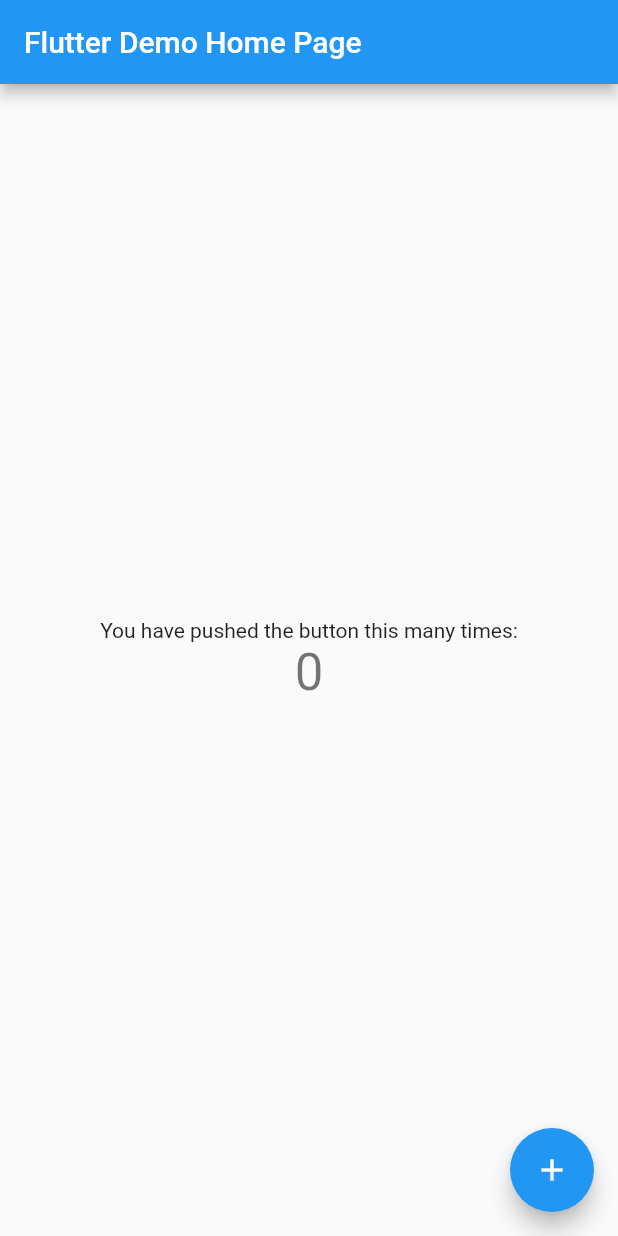
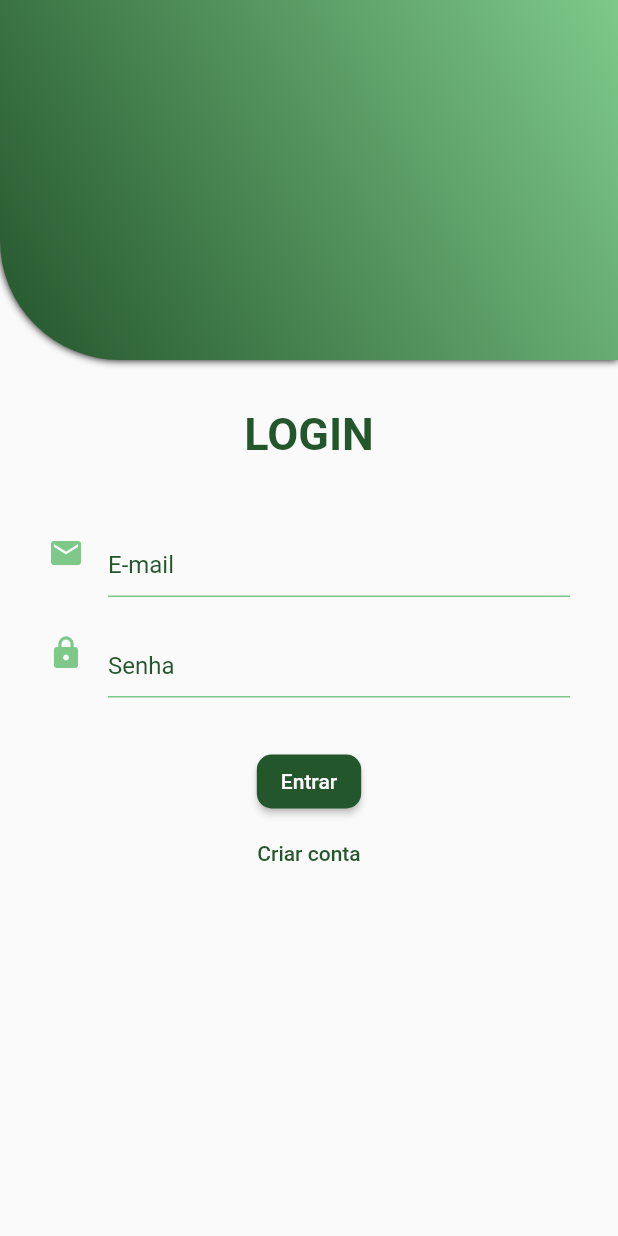
Before and after one commit to GabrielBueno22/Crud, a Flutter app: the screen it shows after launch, on a phone screen of 412 x 824 dp. Run offline on Flutter 3.47's test engine with Material 2 defaults, Android fonts, the phone set to English and light mode, and no system bars; our stand-ins replace flutter_slidable.

Commit message:
feat: Screens created

```diff
--- /dev/null
+++ b/lib/features/authentication/authentication.dart
@@ -0,0 +1,6 @@
+import '../../models/authentication_data.dart';
+import '../../models/authentication_result.dart';
+
+abstract class Authentication {
+  Future<AuthenticationResult> auth({required AuthenticationData data});
+}
--- a/lib/main.dart
+++ b/lib/main.dart
@@ -1,3 +1,4 @@
+import 'package:crud_app/ui/login/login_screen.dart';
 import 'package:flutter/material.dart';
 
 void main() {
@@ -10,106 +11,48 @@ class MyApp extends StatelessWidget {
   // This widget is the root of your application.
   @override
   Widget build(BuildContext context) {
+    const primaryColor = Color.fromRGBO(66, 158, 82, 1);
+    const primaryColorDark = Color.fromRGBO(36, 86, 44, 1);
+    const primaryColorLight = Color.fromRGBO(126, 201, 138, 1);
     return MaterialApp(
-      title: 'Flutter Demo',
+      title: 'CRUD TEST',
       theme: ThemeData(
-        // This is the theme of your application.
-        //
-        // Try running your application with "flutter run". You'll see the
-        // application has a blue toolbar. Then, without quitting the app, try
-        // changing the primarySwatch below to Colors.green and then invoke
-        // "hot reload" (press "r" in the console where you ran "flutter run",
-        // or simply save your changes to "hot reload" in a Flutter IDE).
-        // Notice that the counter didn't reset back to zero; the application
-        // is not restarted.
-        primarySwatch: Colors.blue,
+        primaryColor: primaryColor,
+        primaryColorDark: primaryColorDark,
+        primaryColorLight: primaryColorLight,
+        appBarTheme: const AppBarTheme(
+          color: primaryColor,
+          foregroundColor: primaryColorDark,
+          shadowColor: primaryColorDark,
+        ),
+        tabBarTheme: const TabBarTheme(
+            unselectedLabelColor: primaryColorLight, labelColor: Colors.white),
+        indicatorColor: primaryColorDark,
+        elevatedButtonTheme: ElevatedButtonThemeData(
+            style: ElevatedButton.styleFrom(
+                backgroundColor: primaryColorDark,
+                shape: RoundedRectangleBorder(
+                  borderRadius: BorderRadius.circular(10),
+                ))),
+        inputDecorationTheme: const InputDecorationTheme(
+            iconColor: primaryColorLight,
+            labelStyle: TextStyle(color: primaryColorDark),
+            enabledBorder: UnderlineInputBorder(
+                borderSide: BorderSide(color: primaryColorLight)),
+            focusedBorder: UnderlineInputBorder(
+                borderSide: BorderSide(color: primaryColor)),
+            alignLabelWithHint: true),
+        textTheme: const TextTheme(
+            labelLarge: TextStyle(color: primaryColorDark),
+            displayLarge: TextStyle(
+                fontSize: 30,
+                fontWeight: FontWeight.bold,
+                color: primaryColorDark)),
+        colorScheme: ColorScheme.fromSwatch()
+            .copyWith(secondary: primaryColor)
+            .copyWith(background: Colors.white),
       ),
-      home: const MyHomePage(title: 'Flutter Demo Home Page'),
+      home: const LoginScreen(),
     );
   }
 }
-
-class MyHomePage extends StatefulWidget {
-  const MyHomePage({super.key, required this.title});
-
-  // This widget is the home page of your application. It is stateful, meaning
-  // that it has a State object (defined below) that contains fields that affect
-  // how it looks.
-
-  // This class is the configuration for the state. It holds the values (in this
-  // case the title) provided by the parent (in this case the App widget) and
-  // used by the build method of the State. Fields in a Widget subclass are
-  // always marked "final".
-
-  final String title;
-
-  @override
-  State<MyHomePage> createState() => _MyHomePageState();
-}
-
-class _MyHomePageState extends State<MyHomePage> {
-  int _counter = 0;
-
-  void _incrementCounter() {
-    setState(() {
-      // This call to setState tells the Flutter framework that something has
-      // changed in this State, which causes it to rerun the build method below
-      // so that the display can reflect the updated values. If we changed
-      // _counter without calling setState(), then the build method would not be
-      // called again, and so nothing would appear to happen.
-      _counter++;
-    });
-  }
-
-  @override
-  Widget build(BuildContext context) {
-    // This method is rerun every time setState is called, for instance as done
-    // by the _incrementCounter method above.
-    //
-    // The Flutter framework has been optimized to make rerunning build methods
-    // fast, so that you can just rebuild anything that needs updating rather
-    // than having to individually change instances of widgets.
-    return Scaffold(
-      appBar: AppBar(
-        // Here we take the value from the MyHomePage object that was created by
-        // the App.build method, and use it to set our appbar title.
-        title: Text(widget.title),
-      ),
-      body: Center(
-        // Center is a layout widget. It takes a single child and positions it
-        // in the middle of the parent.
-        child: Column(
-          // Column is also a layout widget. It takes a list of children and
-          // arranges them vertically. By default, it sizes itself to fit its
-          // children horizontally, and tries to be as tall as its parent.
-          //
-          // Invoke "debug painting" (press "p" in the console, choose the
-          // "Toggle Debug Paint" action from the Flutter Inspector in Android
-          // Studio, or the "Toggle Debug Paint" command in Visual Studio Code)
-          // to see the wireframe for each widget.
-          //
-          // Column has various properties to control how it sizes itself and
-          // how it positions its children. Here we use mainAxisAlignment to
-          // center the children vertically; the main axis here is the vertical
-          // axis because Columns are vertical (the cross axis would be
-          // horizontal).
-          mainAxisAlignment: MainAxisAlignment.center,
-          children: <Widget>[
-            const Text(
-              'You have pushed the button this many times:',
-            ),
-            Text(
-              '$_counter',
-              style: Theme.of(context).textTheme.headlineMedium,
-            ),
-          ],
-        ),
-      ),
-      floatingActionButton: FloatingActionButton(
-        onPressed: _incrementCounter,
-        tooltip: 'Increment',
-        child: const Icon(Icons.add),
-      ), // This trailing comma makes auto-formatting nicer for build methods.
-    );
-  }
-}
--- /dev/null
+++ b/lib/models/authentication_data.dart
@@ -0,0 +1,6 @@
+class AuthenticationData {
+  String email;
+  String password;
+
+  AuthenticationData({required this.email, required this.password});
+}
--- /dev/null
+++ b/lib/models/authentication_result.dart
@@ -0,0 +1,5 @@
+class AuthenticationResult {
+  String authDate;
+
+  AuthenticationResult(this.authDate);
+}
--- /dev/null
+++ b/lib/ui/login/login_screen.dart
@@ -0,0 +1,117 @@
+import 'package:crud_app/ui/home/home_screen.dart';
+import 'package:crud_app/ui/sign_in/sign_in_screen.dart';
+import 'package:flutter/material.dart';
+
+class LoginScreen extends StatelessWidget {
+  const LoginScreen({super.key});
+
+  @override
+  Widget build(BuildContext context) {
+    return Scaffold(
+      body: SingleChildScrollView(
+        child: Column(
+          crossAxisAlignment: CrossAxisAlignment.stretch,
+          children: [
+            const LoginHeader(),
+            const DisplayLarge(
+              text: 'Login',
+            ),
+            Padding(
+              padding: const EdgeInsets.all(32),
+              child: Form(
+                  child: Column(
+                children: [
+                  TextFormField(
+                    decoration: const InputDecoration(
+                      labelText: 'E-mail',
+                      icon: Icon(Icons.email),
+                    ),
+                    keyboardType: TextInputType.emailAddress,
+                  ),
+                  const SizedBox(
+                    height: 8,
+                  ),
+                  TextFormField(
+                    decoration: const InputDecoration(
+                      labelText: 'Senha',
+                      icon: Icon(Icons.lock),
+                    ),
+                    obscureText: true,
+                  ),
+                  const SizedBox(
+                    height: 32,
+                  ),
+                  ElevatedButton(
+                      onPressed: () {
+                        Navigator.of(context).push(MaterialPageRoute<void>(
+                            builder: (BuildContext context) =>
+                                const HomeScreen()));
+                      },
+                      child: const Text('Entrar')),
+                  TextButton(
+                      onPressed: () {
+                        Navigator.of(context).push(MaterialPageRoute<void>(
+                            builder: (BuildContext context) =>
+                                const SignInScreen()));
+                      },
+                      child: Text(
+                        'Criar conta',
+                        style: Theme.of(context).textTheme.labelLarge,
+                      ))
+                ],
+              )),
+            )
+          ],
+        ),
+      ),
+    );
+  }
+}
+
+class DisplayLarge extends StatelessWidget {
+  final String text;
+  const DisplayLarge({
+    super.key,
+    required this.text,
+  });
+
+  @override
+  Widget build(BuildContext context) {
+    return Text(
+      text.toUpperCase(),
+      textAlign: TextAlign.center,
+      style: Theme.of(context).textTheme.displayLarge,
+    );
+  }
+}
+
+class LoginHeader extends StatelessWidget {
+  const LoginHeader({
+    super.key,
+  });
+
+  @override
+  Widget build(BuildContext context) {
+    return Container(
+      height: 240,
+      margin: const EdgeInsets.only(bottom: 32),
+      decoration: BoxDecoration(
+          borderRadius:
+              const BorderRadius.only(bottomLeft: Radius.circular(80)),
+          boxShadow: const [
+            BoxShadow(
+                offset: Offset.zero,
+                spreadRadius: 0,
+                blurRadius: 4.0,
+                color: Colors.black)
+          ],
+          gradient: LinearGradient(
+              begin: Alignment.topRight,
+              end: Alignment.bottomLeft,
+              colors: [
+                Theme.of(context).primaryColorLight,
+                Theme.of(context).primaryColorDark
+              ])),
+    );
+  }
+}
--- a/pubspec.yaml
+++ b/pubspec.yaml
@@ -35,6 +35,7 @@ dependencies:
   # The following adds the Cupertino Icons font to your application.
   # Use with the CupertinoIcons class for iOS style icons.
   cupertino_icons: ^1.0.2
+  flutter_slidable: ^3.0.0
 
 dev_dependencies:
   flutter_test:
```
Also changed, not shown: lib/features/authentication/services/local_authentication_service.dart (added, +12 -0 lines), lib/local_db_client.dart (added, +10 -0 lines), lib/ui/crud/delete_alert.dart (added, +34 -0 lines), lib/ui/crud/edit_screen.dart (added, +30 -0 lines), lib/ui/crud/list_data_screen.dart (added, +68 -0 lines), lib/ui/crud/visualize_all_contact_info.dart (added, +83 -0 lines), lib/ui/home/home_screen.dart (added, +45 -0 lines), lib/ui/permision_control/users_permisions_screen.dart (added, +69 -0 lines), lib/ui/sign_in/sign_in_screen.dart (added, +81 -0 lines), lib/infra/sqlite.dart (added), pubspec.lock.
